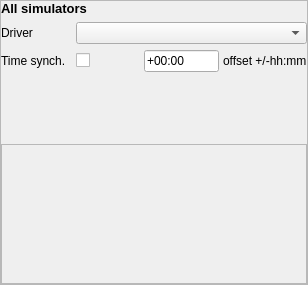
swift-project/pilotclient, file src/blackgui/components/settingssimulatorcomponent.ui: the form before one commit.
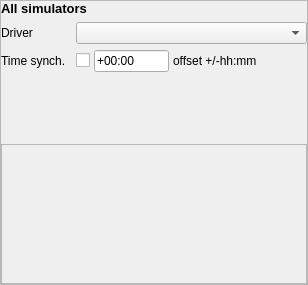
The form after the commit. Custom widgets are drawn as their Qt base class.

Commit message: GUI design for simulator settings

What changed in the file:
```diff
--- a/src/blackgui/components/settingssimulatorcomponent.ui
+++ b/src/blackgui/components/settingssimulatorcomponent.ui
@@ -138,6 +138,19 @@
             </property>
            </widget>
           </item>
+          <item>
+           <spacer name="hs_TimeSync">
+            <property name="orientation">
+             <enum>Qt::Horizontal</enum>
+            </property>
+            <property name="sizeHint" stdset="0">
+             <size>
+              <width>40</width>
+              <height>20</height>
+             </size>
+            </property>
+           </spacer>
+          </item>
          </layout>
         </widget>
        </item>
```
Left out of the diff: 6 changed lines with no effect on the pictures.
